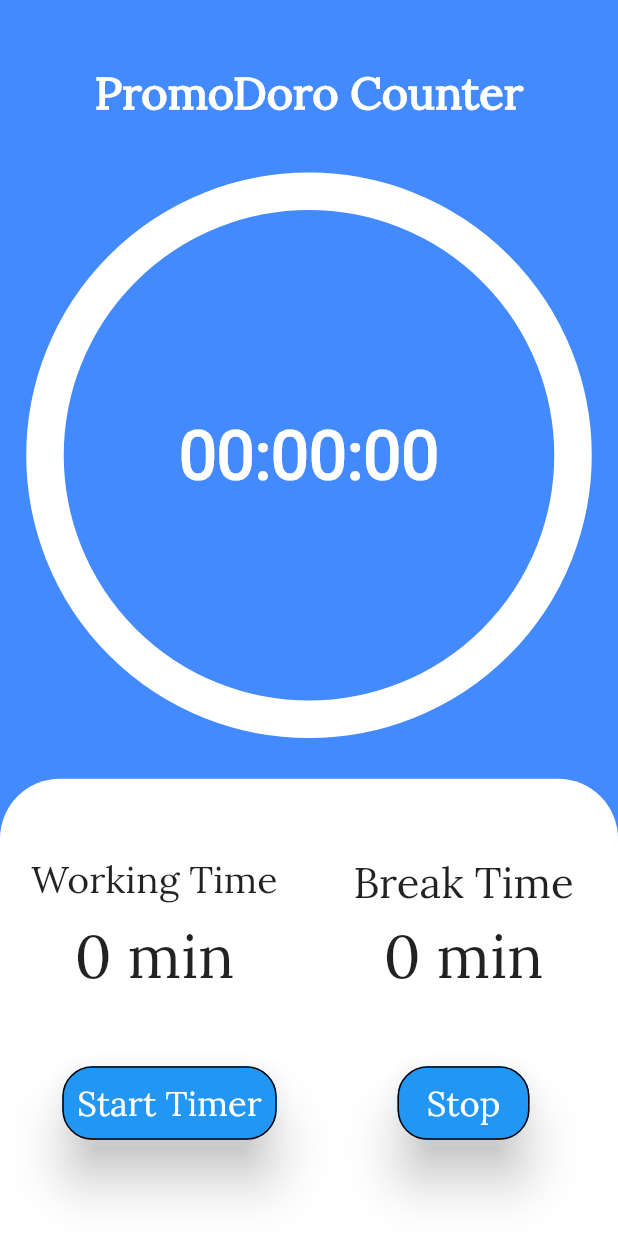
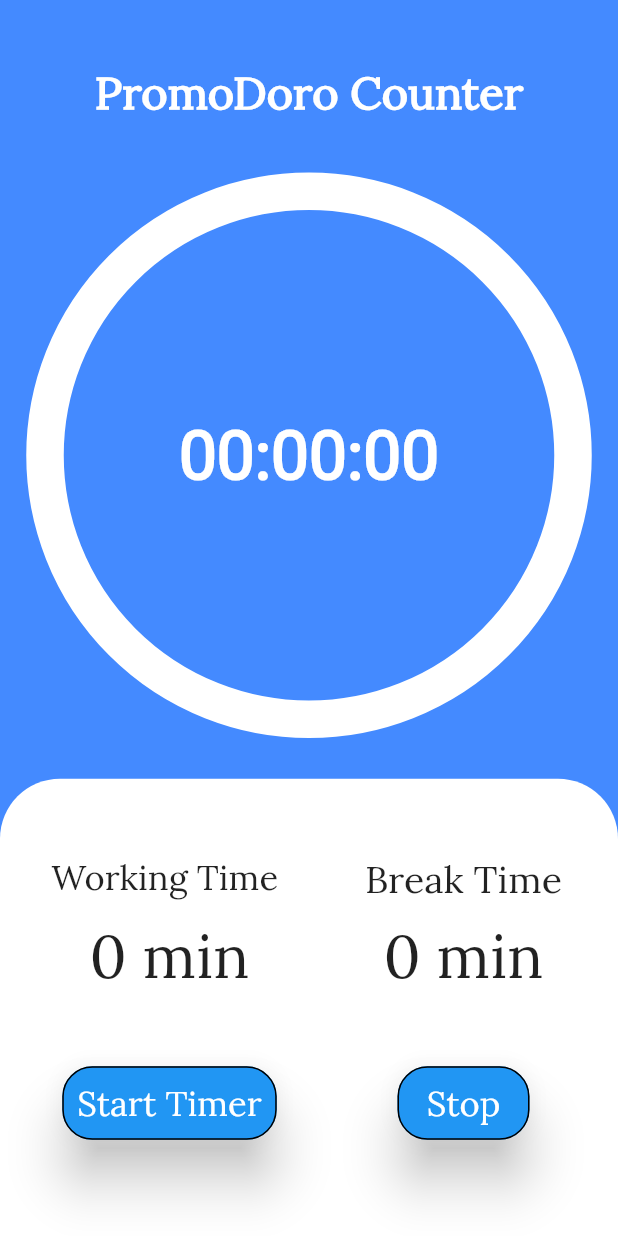
Before and after one commit to SamarpanCoder2002/Mr-Pomodoro, a Flutter app: the PromoDoroClock screen opened directly with empty values, on a phone screen of 412 x 824 dp. Run offline on Flutter 3.47's test engine with Material 2 defaults, Android fonts, the phone set to English and light mode, and no system bars; drawn by our look-alikes of circular_countdown_timer; our stand-ins replace animated_splash_screen, countup, page_transition, rflutter_alert, sqflite; accounts and stored records are empty.

Commit message:
PromoDoro Clock Look and Indentation Updated

```diff
--- a/lib/FrontEnd/pomodoro_clock.dart
+++ b/lib/FrontEnd/pomodoro_clock.dart
@@ -237,20 +237,20 @@ class PromoDoro extends State<PromoDoroClock> {
 
   Widget denoting(BuildContext context, String primaryFont, int timeLimit,
       int firstPortion) {
-    double moderateFontSize = 28.0, leftPadding = 10.0;
+    double moderateFontSize = 25.0, leftPadding=0.0, leftPadding2 = 0.0;
     if (firstPortion == 1) {
-      moderateFontSize = 25.0;
-      leftPadding = 6.0;
+      moderateFontSize = 23.0;
+      leftPadding = MediaQuery.of(context).size.width/30;
+      if(primaryFont == "Working Time")
+        leftPadding2 = 20.0;
     }
     return Expanded(
       child: Column(
         children: [
           Container(
-            //color: Colors.red,
             alignment: Alignment.topCenter,
             height: MediaQuery.of(context).size.height * (1 / 20),
-            //width: MediaQuery.of(context).size.width / 2,
-            //padding: EdgeInsets.only(left: leftPadding),
+            padding: EdgeInsets.only(left: leftPadding,),
             child: Text(
               primaryFont,
               style: TextStyle(
@@ -260,12 +260,9 @@ class PromoDoro extends State<PromoDoroClock> {
             ),
           ),
           Container(
-            //color: Colors.redAccent,
             alignment: Alignment.topCenter,
             height: MediaQuery.of(context).size.height * (1 / 15),
-            //padding: EdgeInsets.only(left: 15.0,),
-            //width: MediaQuery.of(context).size.width / 2,
-            //margin: EdgeInsets.only(left: 20.0),
+            padding: EdgeInsets.only(left: leftPadding2),
             child: Text(
               "$timeLimit min",
               style: TextStyle(fontSize: 40.0, fontFamily: 'Lora'),
```
